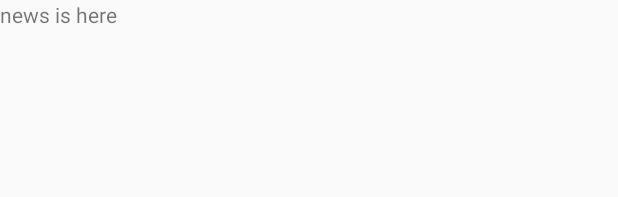
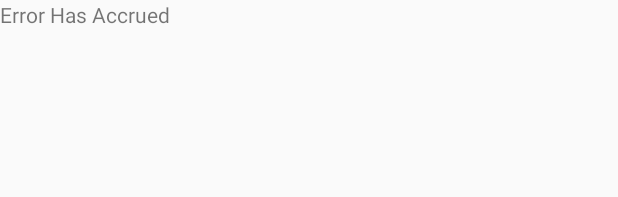
Before and after one commit to guruvex/NewsNow, an Android app: the layout activity_show_news.xml on its own in the app's theme, with its tools: preview values and no code run, on a phone screen of 412 x 824 dp. Shown: the top 197 px of the screen. Run offline under Robolectric (Android 15) with nearby library versions, the phone set to English and light mode, and no system bars.

```diff
--- a/app/src/main/java/example/android/newsnow/NewsItem.java
+++ b/app/src/main/java/example/android/newsnow/NewsItem.java
@@ -7,19 +7,16 @@ package example.android.newsnow;
 public class NewsItem {
 
     private String mTitle;
-    private int mImage;
     private String mWebURL;
     private String mSectionName;
 
-    public NewsItem (String title, int image, String webURL, String sectionName){
+    public NewsItem (String title, String webURL, String sectionName){
         mTitle = title;
-        mImage = image;
         mWebURL = webURL;
         mSectionName = sectionName;
         }
 
         public String getTitle(){return mTitle;}
-        public int getImage(){return mImage;}
         public String getWebURL(){return mWebURL;}
         public String getSectionName(){return mSectionName;}
 }
--- a/app/src/main/res/layout/activity_show_news.xml
+++ b/app/src/main/res/layout/activity_show_news.xml
@@ -3,7 +3,8 @@
     xmlns:tools="http://schemas.android.com/tools"
     android:layout_width="match_parent"
     android:layout_height="match_parent"
-    tools:context="example.android.newsnow.ShowNewsActivity" >
+    tools:context="example.android.newsnow.ShowNewsActivity"
+    android:fillViewport="true">
 
 <LinearLayout xmlns:android="http://schemas.android.com/apk/res/android"
     xmlns:tools="http://schemas.android.com/tools"
@@ -16,7 +17,7 @@
         android:id="@+id/news_update"
         android:layout_width="wrap_content"
         android:layout_height="wrap_content"
-        android:text="news is here"/>
+        android:text="@string/error_has_accrued"/>
 
     <ListView xmlns:android="http://schemas.android.com/apk/res/android"
         android:id="@+id/list"
--- a/app/src/main/res/values/strings.xml
+++ b/app/src/main/res/values/strings.xml
@@ -5,4 +5,6 @@
     <string name="rb_2_text">Weather</string>
     <string name="rb_3_text">Tech</string>
     <string name="rb_4_text">no option</string>
+
+    <string name="error_has_accrued">Error Has Accrued</string>
 </resources>
```
Also changed, not shown: app/src/main/java/example/android/newsnow/NewsViewAdaptor.java (+7 -5 lines), app/src/main/java/example/android/newsnow/ShowNewsActivity.java (+24 -8 lines), app/src/main/res/layout/news_item.xml (+7 -8 lines).
